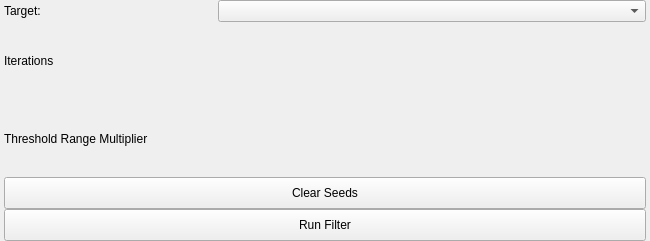
Above: src/Interface/ToolInterface/ConfidenceConnectedFilterInterface.ui from SCIInstitute/Seg3D before the change. Below: the same form after it.
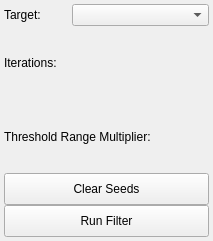
That is the form after the change.

Patch:
```diff
--- a/src/Interface/ToolInterface/ConfidenceConnectedFilterInterface.ui
+++ b/src/Interface/ToolInterface/ConfidenceConnectedFilterInterface.ui
@@ -6,7 +6,7 @@
    <rect>
     <x>0</x>
     <y>0</y>
-    <width>650</width>
+    <width>213</width>
     <height>241</height>
    </rect>
   </property>
@@ -37,22 +37,13 @@
   <property name="windowTitle">
    <string>Form</string>
   </property>
-  <layout class="QVBoxLayout" name="verticalLayout">
+  <layout class="QVBoxLayout" name="verticalLayout_2">
    <property name="spacing">
     <number>0</number>
    </property>
-   <property name="leftMargin">
+   <property name="margin">
     <number>4</number>
    </property>
-   <property name="topMargin">
-    <number>0</number>
-   </property>
-   <property name="rightMargin">
-    <number>4</number>
-   </property>
-   <property name="bottomMargin">
-    <number>0</number>
-   </property>
    <item>
     <layout class="QHBoxLayout" name="activeHLayout" stretch="1,2">
      <property name="spacing">
@@ -88,7 +79,7 @@
      <item>
       <widget class="QLabel" name="iterationsLabel">
        <property name="text">
-        <string>Iterations</string>
+        <string>Iterations:</string>
        </property>
       </widget>
      </item>
@@ -115,7 +106,7 @@
      <item>
       <widget class="QLabel" name="multiplierLabel">
        <property name="text">
-        <string>Threshold Range Multiplier</string>
+        <string>Threshold Range Multiplier:</string>
        </property>
       </widget>
      </item>
@@ -138,6 +129,11 @@
     <layout class="QHBoxLayout" name="multiplierHLayout_bottom"/>
    </item>
    <item>
+    <layout class="QVBoxLayout" name="verticalLayout">
+     <property name="spacing">
+      <number>0</number>
+     </property>
+     <item>
     <widget class="QPushButton" name="clearSeedsButton">
      <property name="sizePolicy">
       <sizepolicy hsizetype="Expanding" vsizetype="Fixed">
@@ -186,6 +182,8 @@
       <string>Run Filter</string>
      </property>
     </widget>
+     </item>
+    </layout>
    </item>
   </layout>
  </widget>
```
Lines whose indentation alone changed are shown as unchanged.
